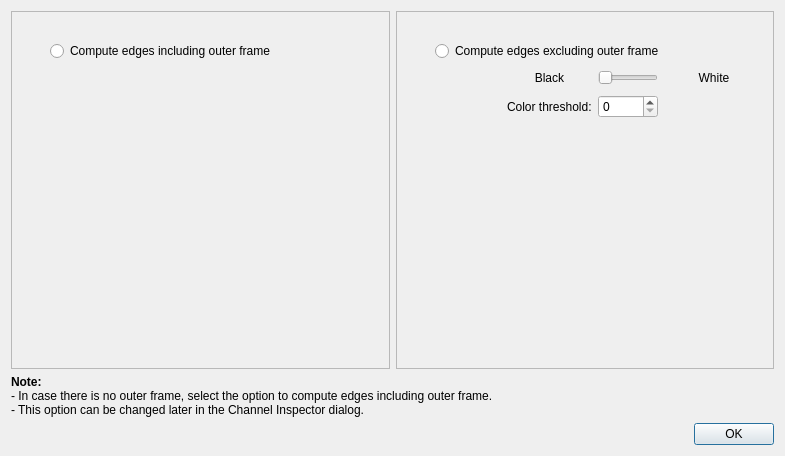
Above: App/Dialogs/AdaptiveEdges/AdaptiveEdgesDialog.ui from FelixdelasPozas/EspINA before the change. Below: the same form after it.
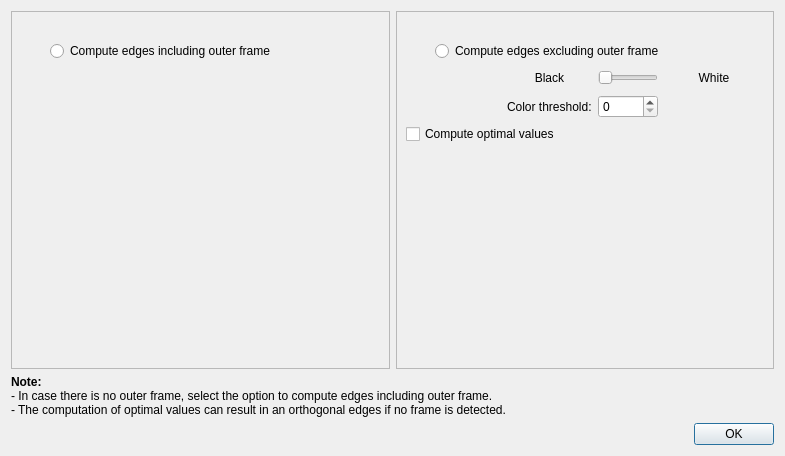
That is the form after the change. Icons and pictures are not drawn.

Commit message: Add option to edges panel to recompute the outer frame pixel value and threshold.

Patch:
```diff
--- a/App/Dialogs/AdaptiveEdges/AdaptiveEdgesDialog.ui
+++ b/App/Dialogs/AdaptiveEdges/AdaptiveEdgesDialog.ui
@@ -214,6 +214,13 @@
           </item>
          </layout>
         </item>
+        <item>
+         <widget class="QCheckBox" name="computeOptimal">
+          <property name="text">
+           <string>Compute optimal values</string>
+          </property>
+         </widget>
+        </item>
         <item>
          <spacer name="verticalSpacer_4">
           <property name="orientation">
@@ -244,7 +251,7 @@
       </sizepolicy>
      </property>
      <property name="text">
-      <string>&lt;html&gt;&lt;head/&gt;&lt;body&gt;&lt;p&gt;&lt;span style=&quot; font-weight:600;&quot;&gt;Note:&lt;/span&gt; &lt;br&gt;-  In case there is no outer frame, select the option to compute edges including outer frame. &lt;br&gt;- This option can be changed later in the Channel Inspector dialog.&lt;/p&gt;&lt;/body&gt;&lt;/html&gt;</string>
+      <string>&lt;html&gt;&lt;head/&gt;&lt;body&gt;&lt;p&gt;&lt;span style=&quot; font-weight:600;&quot;&gt;Note:&lt;/span&gt;&lt;br/&gt;- In case there is no outer frame, select the option to compute edges including outer frame.&lt;br&gt;- The computation of optimal values can result in an orthogonal edges if no frame is detected.&lt;/p&gt;&lt;/body&gt;&lt;/html&gt;</string>
      </property>
     </widget>
    </item>
```
The commit also changes 5 other files.
